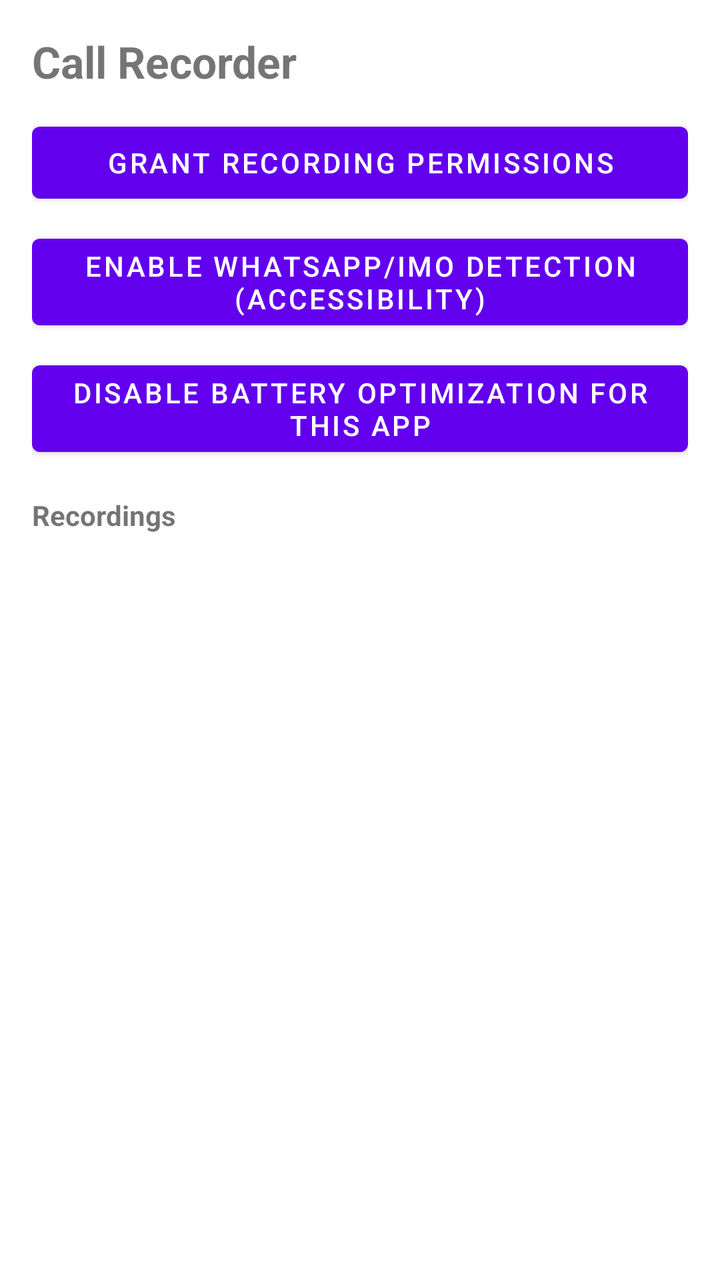
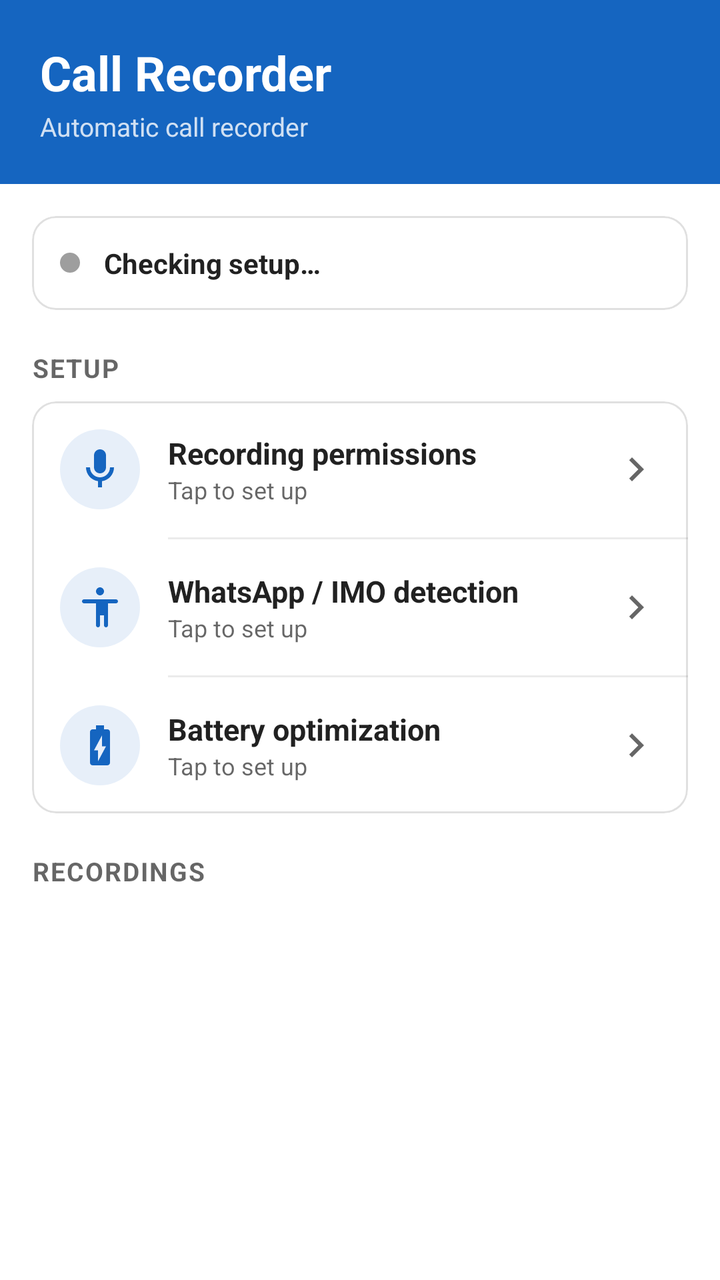

Before-and-after screenshots of an Android layout around one commit, followed by the original layout XML and the change that was made.
<!-- AndroidManifest.xml: application theme Theme.CallRecorder -->
<!-- res/layout/activity_main.xml -->
<?xml version="1.0" encoding="utf-8"?>
<LinearLayout xmlns:android="http://schemas.android.com/apk/res/android"
    android:layout_width="match_parent"
    android:layout_height="match_parent"
    android:orientation="vertical"
    android:padding="16dp">

    <TextView
        android:layout_width="wrap_content"
        android:layout_height="wrap_content"
        android:text="@string/app_name"
        android:textSize="22sp"
        android:textStyle="bold"
        android:layout_marginBottom="12dp" />

    <Button
        android:id="@+id/btnGrantPermissions"
        android:layout_width="match_parent"
        android:layout_height="wrap_content"
        android:text="@string/btn_grant_permissions" />

    <Button
        android:id="@+id/btnEnableAccessibility"
        android:layout_width="match_parent"
        android:layout_height="wrap_content"
        android:layout_marginTop="8dp"
        android:text="@string/btn_enable_accessibility" />

    <Button
        android:id="@+id/btnIgnoreBattery"
        android:layout_width="match_parent"
        android:layout_height="wrap_content"
        android:layout_marginTop="8dp"
        android:text="@string/btn_ignore_battery" />

    <TextView
        android:layout_width="match_parent"
        android:layout_height="wrap_content"
        android:layout_marginTop="16dp"
        android:layout_marginBottom="8dp"
        android:text="@string/recordings_header"
        android:textStyle="bold" />

    <TextView
        android:id="@+id/textEmpty"
        android:layout_width="match_parent"
        android:layout_height="wrap_content"
        android:text="@string/no_recordings"
        android:visibility="gone"
        android:gravity="center"
        android:padding="24dp" />

    <androidx.recyclerview.widget.RecyclerView
        android:id="@+id/recyclerView"
        android:layout_width="match_parent"
        android:layout_height="0dp"
        android:layout_weight="1" />

</LinearLayout>
<!-- resources referenced by this layout -->
<resources>
  <string name="btn_enable_accessibility">Enable WhatsApp/IMO detection (Accessibility)</string>
  <string name="btn_grant_permissions">Grant recording permissions</string>
  <string name="btn_ignore_battery">Disable battery optimization for this app</string>
  <string name="recordings_header">Recordings</string>
  <style name="Theme.CallRecorder" parent="Theme.MaterialComponents.DayNight.NoActionBar">
          <item name="colorPrimary">@color/purple_500</item>
          <item name="colorPrimaryVariant">@color/purple_700</item>
          <item name="colorSecondary">@color/teal_200</item>
      </style>
  <color name="purple_500">#6200EE</color>
  <color name="purple_700">#3700B3</color>
  <color name="teal_200">#03DAC5</color>
  <!-- unchanged entries left out for length: 2 -->
</resources>

<!-- the commit's change to res/layout/activity_main.xml (unified diff, before → after) -->
@@ -1,59 +1,372 @@
 <?xml version="1.0" encoding="utf-8"?>
 <LinearLayout xmlns:android="http://schemas.android.com/apk/res/android"
+    xmlns:app="http://schemas.android.com/apk/res-auto"
     android:layout_width="match_parent"
     android:layout_height="match_parent"
     android:orientation="vertical"
-    android:padding="16dp">
-
-    <TextView
-        android:layout_width="wrap_content"
-        android:layout_height="wrap_content"
-        android:text="@string/app_name"
-        android:textSize="22sp"
-        android:textStyle="bold"
-        android:layout_marginBottom="12dp" />
-
-    <Button
-        android:id="@+id/btnGrantPermissions"
+    android:background="?android:attr/colorBackground">
+
+    
+    <LinearLayout
         android:layout_width="match_parent"
         android:layout_height="wrap_content"
-        android:text="@string/btn_grant_permissions" />
-
-    <Button
-        android:id="@+id/btnEnableAccessibility"
-        android:layout_width="match_parent"
-        android:layout_height="wrap_content"
-        android:layout_marginTop="8dp"
-        android:text="@string/btn_enable_accessibility" />
-
-    <Button
-        android:id="@+id/btnIgnoreBattery"
-        android:layout_width="match_parent"
-        android:layout_height="wrap_content"
-        android:layout_marginTop="8dp"
-        android:text="@string/btn_ignore_battery" />
-
-    <TextView
-        android:layout_width="match_parent"
-        android:layout_height="wrap_content"
-        android:layout_marginTop="16dp"
-        android:layout_marginBottom="8dp"
-        android:text="@string/recordings_header"
-        android:textStyle="bold" />
-
-    <TextView
-        android:id="@+id/textEmpty"
-        android:layout_width="match_parent"
-        android:layout_height="wrap_content"
-        android:text="@string/no_recordings"
-        android:visibility="gone"
-        android:gravity="center"
-        android:padding="24dp" />
-
-    <androidx.recyclerview.widget.RecyclerView
-        android:id="@+id/recyclerView"
+        android:orientation="vertical"
+        android:background="@color/brand"
+        android:paddingStart="20dp"
+        android:paddingEnd="20dp"
+        android:paddingTop="20dp"
+        android:paddingBottom="20dp">
+
+        <TextView
+            android:layout_width="wrap_content"
+            android:layout_height="wrap_content"
+            android:text="@string/app_name"
+            android:textColor="#FFFFFF"
+            android:textSize="24sp"
+            android:textStyle="bold" />
+
+        <TextView
+            android:layout_width="wrap_content"
+            android:layout_height="wrap_content"
+            android:layout_marginTop="2dp"
+            android:text="@string/app_tagline"
+            android:textColor="#CCFFFFFF"
+            android:textSize="13sp" />
+    </LinearLayout>
+
+    <LinearLayout
         android:layout_width="match_parent"
         android:layout_height="0dp"
-        android:layout_weight="1" />
-
+        android:layout_weight="1"
+        android:orientation="vertical"
+        android:paddingStart="16dp"
+        android:paddingEnd="16dp"
+        android:paddingTop="16dp">
+
+        
+        <com.google.android.material.card.MaterialCardView
+            android:id="@+id/statusCard"
+            android:layout_width="match_parent"
+            android:layout_height="wrap_content"
+            app:cardCornerRadius="12dp"
+            app:cardElevation="0dp"
+            app:strokeWidth="1dp"
+            app:strokeColor="#1F000000">
+
+            <LinearLayout
+                android:layout_width="match_parent"
+                android:layout_height="wrap_content"
+                android:orientation="horizontal"
+                android:gravity="center_vertical"
+                android:padding="14dp">
+
+                <View
+                    android:id="@+id/statusDot"
+                    android:layout_width="10dp"
+                    android:layout_height="10dp"
+                    android:background="@drawable/bg_status_dot" />
+
+                <TextView
+                    android:id="@+id/statusText"
+                    android:layout_width="0dp"
+                    android:layout_height="wrap_content"
+                    android:layout_weight="1"
+                    android:layout_marginStart="12dp"
+                    android:text="@string/status_checking"
+                    android:textColor="?android:attr/textColorPrimary"
+                    android:textSize="14sp"
+                    android:textStyle="bold" />
+            </LinearLayout>
+        </com.google.android.material.card.MaterialCardView>
+
+        
+        <TextView
+            android:layout_width="wrap_content"
+            android:layout_height="wrap_content"
+            android:layout_marginTop="20dp"
+            android:layout_marginBottom="8dp"
+            android:text="@string/setup_header"
+            android:textColor="?android:attr/textColorSecondary"
+            android:textSize="13sp"
+            android:textStyle="bold"
+            android:letterSpacing="0.05" />
+
+        <com.google.android.material.card.MaterialCardView
+            android:layout_width="match_parent"
+            android:layout_height="wrap_content"
+            app:cardCornerRadius="12dp"
+            app:cardElevation="0dp"
+            app:strokeWidth="1dp"
+            app:strokeColor="#1F000000">
+
+            <LinearLayout
+                android:layout_width="match_parent"
+                android:layout_height="wrap_content"
+                android:orientation="vertical">
+
+                
+                <LinearLayout
+                    android:id="@+id/btnGrantPermissions"
+                    android:layout_width="match_parent"
+                    android:layout_height="wrap_content"
+                    android:orientation="horizontal"
+                    android:gravity="center_vertical"
+                    android:background="?attr/selectableItemBackground"
+                    android:clickable="true"
+                    android:focusable="true"
+                    android:padding="14dp">
+
+                    <ImageView
+                        android:layout_width="40dp"
+                        android:layout_height="40dp"
+                        android:background="@drawable/bg_icon_circle"
+                        android:padding="8dp"
+                        android:src="@drawable/ic_mic"
+                        app:tint="@color/brand"
+                        android:contentDescription="@null" />
+
+                    <LinearLayout
+                        android:layout_width="0dp"
+                        android:layout_height="wrap_content"
+                        android:layout_weight="1"
+                        android:layout_marginStart="14dp"
+                        android:orientation="vertical">
+
+                        <TextView
+                            android:layout_width="wrap_content"
+                            android:layout_height="wrap_content"
+                            android:text="@string/setup_permissions_title"
+                            android:textColor="?android:attr/textColorPrimary"
+                            android:textSize="15sp"
+                            android:textStyle="bold" />
+
+                        <TextView
+                            android:id="@+id/textPermStatus"
+                            android:layout_width="wrap_content"
+                            android:layout_height="wrap_content"
+                            android:text="@string/setup_tap_to_set_up"
+                            android:textColor="?android:attr/textColorSecondary"
+                            android:textSize="12sp" />
+                    </LinearLayout>
+
+                    <ImageView
+                        android:id="@+id/iconPermCheck"
+                        android:layout_width="24dp"
+                        android:layout_height="24dp"
+                        android:src="@drawable/ic_check_circle"
+                        app:tint="@color/ok_green"
+                        android:visibility="gone"
+                        android:contentDescription="@null" />
+
+                    <ImageView
+                        android:id="@+id/iconPermChevron"
+                        android:layout_width="24dp"
+                        android:layout_height="24dp"
+                        android:src="@drawable/ic_chevron_right"
+                        app:tint="?android:attr/textColorSecondary"
+                        android:contentDescription="@null" />
+                </LinearLayout>
+
+                <View android:layout_width="match_parent" android:layout_height="1dp" android:background="#14000000" android:layout_marginStart="68dp" />
+
+                
+                <LinearLayout
+                    android:id="@+id/btnEnableAccessibility"
+                    android:layout_width="match_parent"
+                    android:layout_height="wrap_content"
+                    android:orientation="horizontal"
+                    android:gravity="center_vertical"
+                    android:background="?attr/selectableItemBackground"
+                    android:clickable="true"
+                    android:focusable="true"
+                    android:padding="14dp">
+
+                    <ImageView
+                        android:layout_width="40dp"
+                        android:layout_height="40dp"
+                        android:background="@drawable/bg_icon_circle"
+                        android:padding="8dp"
+                        android:src="@drawable/ic_accessibility"
+                        app:tint="@color/brand"
+                        android:contentDescription="@null" />
+
+                    <LinearLayout
+                        android:layout_width="0dp"
+                        android:layout_height="wrap_content"
+                        android:layout_weight="1"
+                        android:layout_marginStart="14dp"
+                        android:orientation="vertical">
+
+                        <TextView
+                            android:layout_width="wrap_content"
+                            android:layout_height="wrap_content"
+                            android:text="@string/setup_accessibility_title"
+                            android:textColor="?android:attr/textColorPrimary"
+                            android:textSize="15sp"
+                            android:textStyle="bold" />
+
+                        <TextView
+                            android:id="@+id/textAccStatus"
+                            android:layout_width="wrap_content"
+                            android:layout_height="wrap_content"
+                            android:text="@string/setup_tap_to_set_up"
+                            android:textColor="?android:attr/textColorSecondary"
+                            android:textSize="12sp" />
+                    </LinearLayout>
+
+                    <ImageView
+                        android:id="@+id/iconAccCheck"
+                        android:layout_width="24dp"
+                        android:layout_height="24dp"
+                        android:src="@drawable/ic_check_circle"
+                        app:tint="@color/ok_green"
+                        android:visibility="gone"
+                        android:contentDescription="@null" />
+
+                    <ImageView
+                        android:id="@+id/iconAccChevron"
+                        android:layout_width="24dp"
+                        android:layout_height="24dp"
+                        android:src="@drawable/ic_chevron_right"
+                        app:tint="?android:attr/textColorSecondary"
+                        android:contentDescription="@null" />
+                </LinearLayout>
+
+                <View android:layout_width="match_parent" android:layout_height="1dp" android:background="#14000000" android:layout_marginStart="68dp" />
+
+                
+                <LinearLayout
+                    android:id="@+id/btnIgnoreBattery"
+                    android:layout_width="match_parent"
+                    android:layout_height="wrap_content"
+                    android:orientation="horizontal"
+                    android:gravity="center_vertical"
+                    android:background="?attr/selectableItemBackground"
+                    android:clickable="true"
+                    android:focusable="true"
+                    android:padding="14dp">
+
+                    <ImageView
+                        android:layout_width="40dp"
+                        android:layout_height="40dp"
+                        android:background="@drawable/bg_icon_circle"
+                        android:padding="8dp"
+                        android:src="@drawable/ic_battery"
+                        app:tint="@color/brand"
+                        android:contentDescription="@null" />
+
+                    <LinearLayout
+                        android:layout_width="0dp"
+                        android:layout_height="wrap_content"
+                        android:layout_weight="1"
+                        android:layout_marginStart="14dp"
+                        android:orientation="vertical">
+
+                        <TextView
+                            android:layout_width="wrap_content"
+                            android:layout_height="wrap_content"
+                            android:text="@string/setup_battery_title"
+                            android:textColor="?android:attr/textColorPrimary"
+                            android:textSize="15sp"
+                            android:textStyle="bold" />
+
+                        <TextView
+                            android:id="@+id/textBatStatus"
+                            android:layout_width="wrap_content"
+                            android:layout_height="wrap_content"
+                            android:text="@string/setup_tap_to_set_up"
+                            android:textColor="?android:attr/textColorSecondary"
+                            android:textSize="12sp" />
+                    </LinearLayout>
+
+                    <ImageView
+                        android:id="@+id/iconBatCheck"
+                        android:layout_width="24dp"
+                        android:layout_height="24dp"
+                        android:src="@drawable/ic_check_circle"
+                        app:tint="@color/ok_green"
+                        android:visibility="gone"
+                        android:contentDescription="@null" />
+
+                    <ImageView
+                        android:id="@+id/iconBatChevron"
+                        android:layout_width="24dp"
+                        android:layout_height="24dp"
+                        android:src="@drawable/ic_chevron_right"
+                        app:tint="?android:attr/textColorSecondary"
+                        android:contentDescription="@null" />
+                </LinearLayout>
+            </LinearLayout>
+        </com.google.android.material.card.MaterialCardView>
+
+        
+        <LinearLayout
+            android:layout_width="match_parent"
+            android:layout_height="wrap_content"
+            android:orientation="horizontal"
+            android:gravity="center_vertical"
+            android:layout_marginTop="20dp"
+            android:layout_marginBottom="8dp">
+
+            <TextView
+                android:layout_width="0dp"
+                android:layout_height="wrap_content"
+                android:layout_weight="1"
+                android:text="@string/recordings_header"
+                android:textColor="?android:attr/textColorSecondary"
+                android:textSize="13sp"
+                android:textStyle="bold"
+                android:letterSpacing="0.05" />
+
+            <TextView
+                android:id="@+id/textRecordCount"
+                android:layout_width="wrap_content"
+                android:layout_height="wrap_content"
+                android:textColor="?android:attr/textColorSecondary"
+                android:textSize="13sp" />
+        </LinearLayout>
+
+        
+        <LinearLayout
+            android:id="@+id/textEmpty"
+            android:layout_width="match_parent"
+            android:layout_height="0dp"
+            android:layout_weight="1"
+            android:orientation="vertical"
+            android:gravity="center"
+            android:visibility="gone">
+
+            <ImageView
+                android:layout_width="56dp"
+                android:layout_height="56dp"
+                android:src="@drawable/ic_mic_big"
+                app:tint="#33000000"
+                android:contentDescription="@null" />
+
+            <TextView
+                android:layout_width="wrap_content"
+                android:layout_height="wrap_content"
+                android:layout_marginTop="12dp"
+                android:text="@string/no_recordings"
+                android:textColor="?android:attr/textColorSecondary"
+                android:textSize="15sp" />
+
+            <TextView
+                android:layout_width="wrap_content"
+                android:layout_height="wrap_content"
+                android:layout_marginTop="4dp"
+                android:text="@string/no_recordings_hint"
+                android:textColor="?android:attr/textColorSecondary"
+                android:textSize="12sp" />
+        </LinearLayout>
+
+        <androidx.recyclerview.widget.RecyclerView
+            android:id="@+id/recyclerView"
+            android:layout_width="match_parent"
+            android:layout_height="0dp"
+            android:layout_weight="1"
+            android:clipToPadding="false"
+            android:paddingBottom="12dp" />
+
+    </LinearLayout>
 </LinearLayout>
<!-- resource entries referenced after the edit -->
@@ -1,17 +1,58 @@
 <!-- resources referenced by this layout -->
 <resources>
-  <string name="btn_enable_accessibility">Enable WhatsApp/IMO detection (Accessibility)</string>
-  <string name="btn_grant_permissions">Grant recording permissions</string>
-  <string name="btn_ignore_battery">Disable battery optimization for this app</string>
-  <string name="recordings_header">Recordings</string>
+  <color name="brand">#1565C0</color>
+  <color name="ok_green">#2E7D32</color>
+  <!-- drawable bg_icon_circle (drawable) -->
+  <shape xmlns:android="http://schemas.android.com/apk/res/android" android:shape="oval">
+      <solid android:color="#1A1565C0" />
+  </shape>
+  <!-- drawable bg_status_dot (drawable) -->
+  <shape xmlns:android="http://schemas.android.com/apk/res/android" android:shape="oval">
+      <solid android:color="#9E9E9E" />
+      <size android:width="10dp" android:height="10dp" />
+  </shape>
+  <!-- drawable ic_accessibility (drawable) -->
+  <vector xmlns:android="http://schemas.android.com/apk/res/android" android:width="24dp" android:height="24dp" android:viewportWidth="24" android:viewportHeight="24">
+    <path android:fillColor="#FF000000" android:pathData="M12,2c1.1,0 2,0.9 2,2s-0.9,2 -2,2 -2,-0.9 -2,-2 0.9,-2 2,-2zM21,9c0,0.55 -0.45,1 -1,1h-4v11c0,0.55 -0.45,1 -1,1s-1,-0.45 -1,-1v-5h-2v5c0,0.55 -0.45,1 -1,1s-1,-0.45 -1,-1V10H4c-0.55,0 -1,-0.45 -1,-1s0.45,-1 1,-1h16c0.55,0 1,0.45 1,1z"/>
+  </vector>
+  <!-- drawable ic_battery (drawable) -->
+  <vector xmlns:android="http://schemas.android.com/apk/res/android" android:width="24dp" android:height="24dp" android:viewportWidth="24" android:viewportHeight="24">
+    <path android:fillColor="#FF000000" android:pathData="M15.67,4H14V2h-4v2H8.33C7.6,4 7,4.6 7,5.33v15.33C7,21.4 7.6,22 8.33,22h7.33c0.74,0 1.34,-0.6 1.34,-1.33V5.33C17,4.6 16.4,4 15.67,4zM11,20v-5.5H9L13,7v5.5h2L11,20z"/>
+  </vector>
+  <!-- drawable ic_check_circle (drawable) -->
+  <vector xmlns:android="http://schemas.android.com/apk/res/android" android:width="24dp" android:height="24dp" android:viewportWidth="24" android:viewportHeight="24">
+    <path android:fillColor="#FF000000" android:pathData="M12,2C6.48,2 2,6.48 2,12s4.48,10 10,10 10,-4.48 10,-10S17.52,2 12,2zM10,17l-5,-5 1.41,-1.41L10,14.17l7.59,-7.59L19,8l-9,9z"/>
+  </vector>
+  <!-- drawable ic_chevron_right (drawable) -->
+  <vector xmlns:android="http://schemas.android.com/apk/res/android" android:width="24dp" android:height="24dp" android:viewportWidth="24" android:viewportHeight="24">
+    <path android:fillColor="#FF000000" android:pathData="M10,6L8.59,7.41 13.17,12l-4.58,4.59L10,18l6,-6z"/>
+  </vector>
+  <!-- drawable ic_mic (drawable) -->
+  <vector xmlns:android="http://schemas.android.com/apk/res/android" android:width="24dp" android:height="24dp" android:viewportWidth="24" android:viewportHeight="24">
+    <path android:fillColor="#FF000000" android:pathData="M12,14c1.66,0 3,-1.34 3,-3V5c0,-1.66 -1.34,-3 -3,-3S9,3.34 9,5v6c0,1.66 1.34,3 3,3zM17,11c0,2.76 -2.24,5 -5,5s-5,-2.24 -5,-5H5c0,3.53 2.61,6.43 6,6.92V21h2v-3.08c3.39,-0.49 6,-3.39 6,-6.92h-2z"/>
+  </vector>
+  <!-- drawable ic_mic_big (drawable) -->
+  <vector xmlns:android="http://schemas.android.com/apk/res/android" android:width="56dp" android:height="56dp" android:viewportWidth="24" android:viewportHeight="24">
+    <path android:fillColor="#FF000000" android:pathData="M12,14c1.66,0 3,-1.34 3,-3V5c0,-1.66 -1.34,-3 -3,-3S9,3.34 9,5v6c0,1.66 1.34,3 3,3zM17,11c0,2.76 -2.24,5 -5,5s-5,-2.24 -5,-5H5c0,3.53 2.61,6.43 6,6.92V21h2v-3.08c3.39,-0.49 6,-3.39 6,-6.92h-2z"/>
+  </vector>
+  <string name="app_tagline">Automatic call recorder</string>
+  <string name="no_recordings_hint">Recordings will appear here after a call</string>
+  <string name="recordings_header">RECORDINGS</string>
+  <string name="setup_accessibility_title">WhatsApp / IMO detection</string>
+  <string name="setup_battery_title">Battery optimization</string>
+  <string name="setup_header">SETUP</string>
+  <string name="setup_permissions_title">Recording permissions</string>
+  <string name="setup_tap_to_set_up">Tap to set up</string>
+  <string name="status_checking">Checking setup…</string>
   <style name="Theme.CallRecorder" parent="Theme.MaterialComponents.DayNight.NoActionBar">
-          <item name="colorPrimary">@color/purple_500</item>
-          <item name="colorPrimaryVariant">@color/purple_700</item>
-          <item name="colorSecondary">@color/teal_200</item>
+          <item name="colorPrimary">@color/brand</item>
+          <item name="colorPrimaryVariant">@color/brand_dark</item>
+          <item name="colorSecondary">@color/accent</item>
+          <item name="colorOnPrimary">#FFFFFF</item>
+          <item name="android:statusBarColor">@color/brand_dark</item>
       </style>
-  <color name="purple_500">#6200EE</color>
-  <color name="purple_700">#3700B3</color>
-  <color name="teal_200">#03DAC5</color>
+  <color name="brand_dark">#0D47A1</color>
+  <color name="accent">#00ACC1</color>
   <!-- unchanged entries left out for length: 2 -->
 </resources>
 
